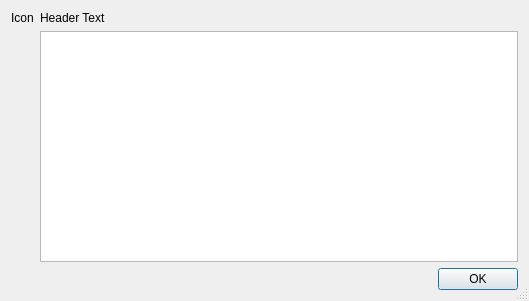
Before: the Qt Designer form Code/Tools/AssetProcessor/native/ui/MessageWindow.ui in o3de/o3de, drawn with Qt 5.
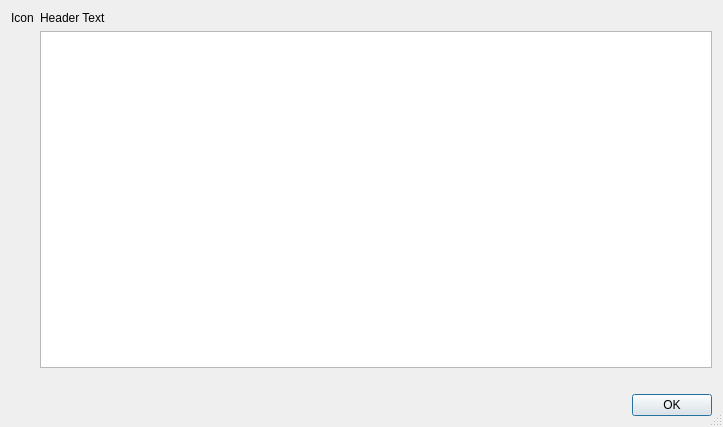
After: the same form once the commit is applied.

Patch:
```diff
--- a/Code/Tools/AssetProcessor/native/ui/MessageWindow.ui
+++ b/Code/Tools/AssetProcessor/native/ui/MessageWindow.ui
@@ -6,10 +6,16 @@
    <rect>
     <x>0</x>
     <y>0</y>
-    <width>529</width>
-    <height>301</height>
+    <width>723</width>
+    <height>427</height>
    </rect>
   </property>
+  <property name="minimumSize">
+   <size>
+    <width>700</width>
+    <height>400</height>
+   </size>
+  </property>
   <property name="windowTitle">
    <string>Dialog</string>
   </property>
@@ -53,6 +59,22 @@
            </property>
           </widget>
          </item>
+         <item>
+          <spacer name="verticalSpacer">
+           <property name="orientation">
+            <enum>Qt::Vertical</enum>
+           </property>
+           <property name="sizeType">
+            <enum>QSizePolicy::Fixed</enum>
+           </property>
+           <property name="sizeHint" stdset="0">
+            <size>
+             <width>20</width>
+             <height>20</height>
+            </size>
+           </property>
+          </spacer>
+         </item>
         </layout>
        </item>
       </layout>
```
